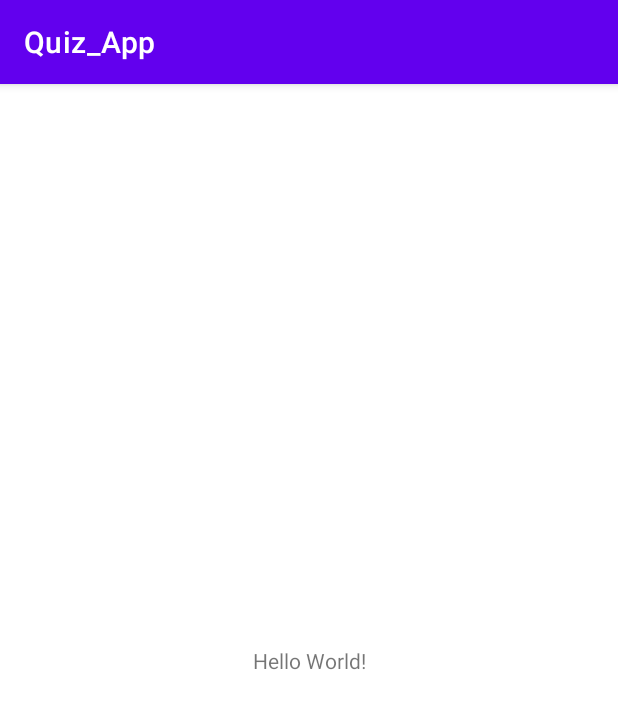
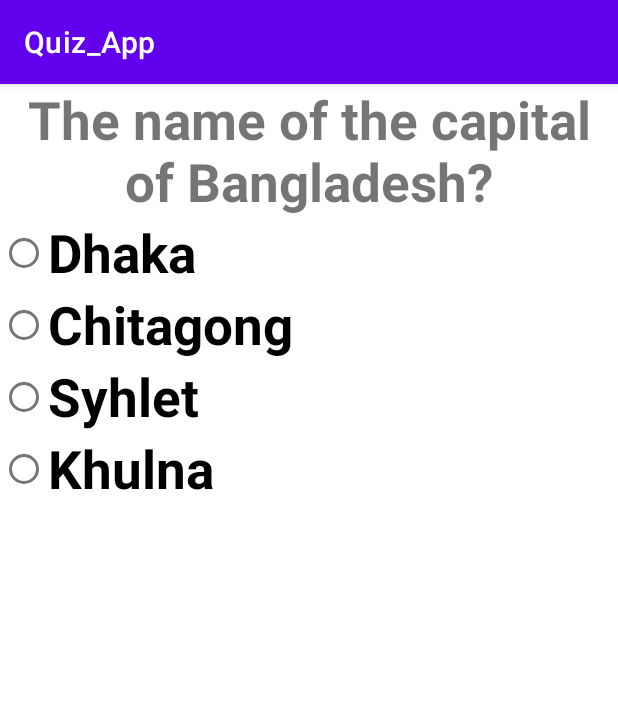
Before and after one commit to Nahid2194/Quiz_App_Android, an Android app: the screen it shows after launch (MainActivity), on a phone screen of 412 x 824 dp. Shown: the top 709 px of the screen. Run offline under Robolectric (Android 15) with nearby library versions, the phone set to English and light mode, and no system bars.

Commit message:
UI setup 1st page

```diff
--- a/app/src/main/res/layout/activity_main.xml
+++ b/app/src/main/res/layout/activity_main.xml
@@ -1,18 +1,48 @@
 <?xml version="1.0" encoding="utf-8"?>
-<androidx.constraintlayout.widget.ConstraintLayout xmlns:android="http://schemas.android.com/apk/res/android"
+<LinearLayout xmlns:android="http://schemas.android.com/apk/res/android"
     xmlns:app="http://schemas.android.com/apk/res-auto"
     xmlns:tools="http://schemas.android.com/tools"
     android:layout_width="match_parent"
     android:layout_height="match_parent"
+    android:orientation="vertical"
     tools:context=".MainActivity">
 
     <TextView
-        android:layout_width="wrap_content"
+        android:layout_width="match_parent"
         android:layout_height="wrap_content"
-        android:text="Hello World!"
-        app:layout_constraintBottom_toBottomOf="parent"
-        app:layout_constraintLeft_toLeftOf="parent"
-        app:layout_constraintRight_toRightOf="parent"
-        app:layout_constraintTop_toTopOf="parent" />
+        android:text="@string/quizname"
+        android:gravity="center"
+        android:textSize="35sp"
+        android:textStyle="bold"
+      />
 
-</androidx.constraintlayout.widget.ConstraintLayout>
+    <RadioButton
+        android:layout_width="match_parent"
+        android:layout_height="wrap_content"
+        android:text="@string/option1"
+        android:textSize="35sp"
+        android:textStyle="bold"
+        android:layout_marginRight="10dp"/>
+    <RadioButton
+        android:layout_width="match_parent"
+        android:layout_height="wrap_content"
+        android:text="@string/option2"
+        android:textSize="35sp"
+        android:textStyle="bold"
+        android:layout_marginRight="10dp"/>
+    <RadioButton
+        android:layout_width="match_parent"
+        android:layout_height="wrap_content"
+        android:text="@string/option3"
+        android:textSize="35sp"
+        android:textStyle="bold"
+        android:layout_marginRight="10dp"/>
+    <RadioButton
+        android:layout_width="match_parent"
+        android:layout_height="wrap_content"
+        android:text="@string/option4"
+        android:textSize="35sp"
+        android:textStyle="bold"
+        android:layout_marginRight="10dp"/>
+
+</LinearLayout>
--- a/app/src/main/res/values/strings.xml
+++ b/app/src/main/res/values/strings.xml
@@ -1,3 +1,8 @@
 <resources>
     <string name="app_name">Quiz_App</string>
+    <string name="quizname">The name of the capital of Bangladesh?</string>
+    <string name="option1">Dhaka</string>
+    <string name="option2">Chitagong</string>
+    <string name="option3">Syhlet</string>
+    <string name="option4">Khulna</string>
 </resources>
```
